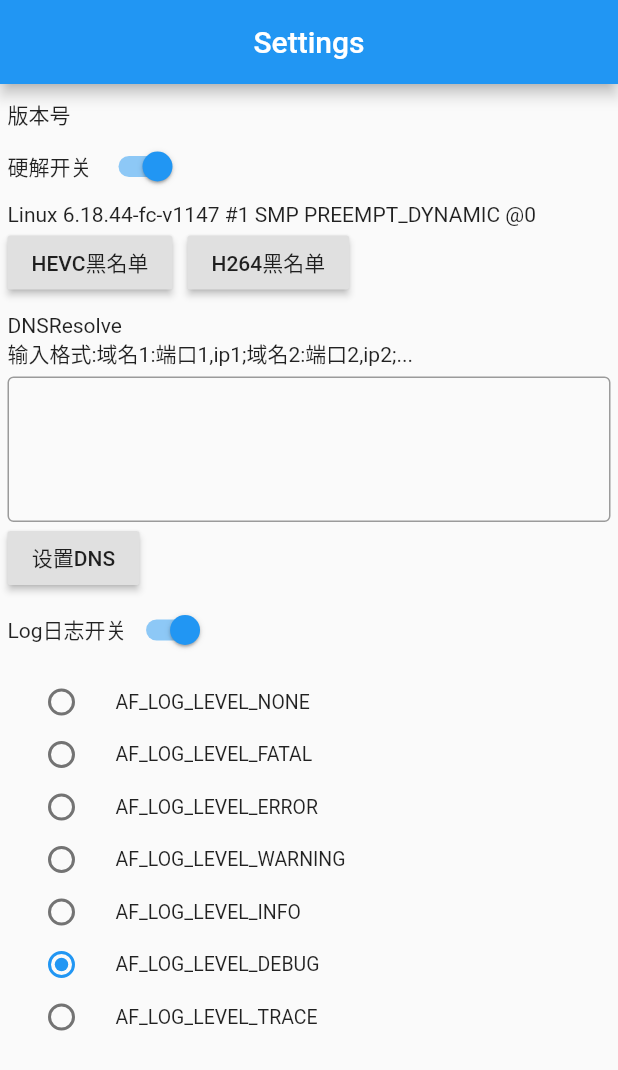
After one commit to GeekTR/flutter_aliplayer, a Flutter app: the screen it shows after launch, after a tap on the "settings" icon, on a phone screen of 412 x 824 dp. The commit adds this screen. Shown: the top 1070 px of the screen. Run offline on Flutter 3.47's test engine with Material 2 defaults, Android fonts, the phone set to English and light mode, and no system bars; our stand-ins replace dio; missing offline and left inert: qrcode_reader.

Commit message:
feat:add Setting page

```diff
--- a/example/lib/page/home_page.dart
+++ b/example/lib/page/home_page.dart
@@ -2,6 +2,7 @@ import 'package:flutter/material.dart';
 import 'package:flutter_aliplayer_example/common/common_utils.dart';
 import 'package:flutter_aliplayer_example/page/auth_page.dart';
 import 'package:flutter_aliplayer_example/page/mps_page.dart';
+import 'package:flutter_aliplayer_example/page/setting_page.dart';
 import 'package:flutter_aliplayer_example/page/sts_page.dart';
 import 'package:flutter_aliplayer_example/page/url_page.dart';
 
@@ -29,6 +30,12 @@ class _MyAppState extends State<HomePage> {
     return Scaffold(
       appBar: AppBar(
         title: const Text('Plugin for aliplayer'),
+        actions: [
+          IconButton(
+            icon: Icon(Icons.settings),
+            onPressed: () => CommomUtils.pushPage(context, SettingPage()),
+          ),
+        ],
       ),
       body: ListView.builder(
         padding: EdgeInsets.all(8.0),
--- /dev/null
+++ b/example/lib/page/setting_page.dart
@@ -0,0 +1,253 @@
+import 'dart:io';
+
+import 'package:flutter/material.dart';
+
+class SettingPage extends StatelessWidget {
+  @override
+  Widget build(BuildContext context) {
+    return MaterialApp(
+      home: SettingHomePage(),
+    );
+  }
+}
+
+class SettingHomePage extends StatefulWidget {
+  @override
+  _SettingHomePageState createState() => _SettingHomePageState();
+}
+
+class _SettingHomePageState extends State<SettingHomePage> {
+  TextEditingController _dnsTextEditingController = TextEditingController();
+  int _currentLogIndex = 5;
+  bool _enableLog = true;
+  bool _enableHardwareDecoder = true;
+
+  @override
+  void initState() {
+    super.initState();
+  }
+
+  @override
+  Widget build(BuildContext context) {
+    return MaterialApp(
+      home: Scaffold(
+        resizeToAvoidBottomPadding: false,
+        appBar: AppBar(
+          title: Text("Settings"),
+          centerTitle: true,
+        ),
+        body: SingleChildScrollView(
+          padding: const EdgeInsets.only(
+              left: 5.0, top: 10.0, right: 5.0, bottom: 10.0),
+          child: Column(
+            crossAxisAlignment: CrossAxisAlignment.start,
+            children: [
+              //VersionCode
+              Text("版本号"),
+
+              //硬解开关
+              Row(
+                mainAxisSize: MainAxisSize.min,
+                children: [
+                  Text("硬解开关"),
+                  SizedBox(
+                    width: 5.0,
+                  ),
+                  Switch(
+                      value: _enableHardwareDecoder,
+                      onChanged: (value) {
+                        setState(() {
+                          _enableHardwareDecoder = value;
+                        });
+                      }),
+                ],
+              ),
+
+              //黑名单,Android显示，iOS不显示
+              Text(Platform.operatingSystemVersion),
+              _blackListForAndroid(),
+
+              SizedBox(
+                height: 10.0,
+              ),
+
+              //DSResolve
+              _buildDNSResolve(),
+
+              //Log
+              Row(
+                children: [
+                  Text("Log日志开关"),
+                  Switch(
+                      value: _enableLog,
+                      onChanged: (value) {
+                        setState(() {
+                          _enableLog = value;
+                        });
+                      })
+                ],
+              ),
+              _buildLog(),
+            ],
+          ),
+        ),
+      ),
+    );
+  }
+
+  //黑名单
+  Widget _blackListForAndroid() {
+    if (Platform.isAndroid) {
+      return Row(
+        children: [
+          RaisedButton(
+            child: Text("HEVC黑名单"),
+            onPressed: () => print("h265黑名单"),
+          ),
+          SizedBox(
+            width: 10.0,
+          ),
+          RaisedButton(
+            child: Text("H264黑名单"),
+            onPressed: () => print("h264黑名单"),
+          ),
+        ],
+      );
+    } else {
+      return SizedBox();
+    }
+  }
+
+  //DNS
+  Widget _buildDNSResolve() {
+    return Column(
+      crossAxisAlignment: CrossAxisAlignment.start,
+      children: [
+        Text("DNSResolve"),
+        Text("输入格式:域名1:端口1,ip1;域名2:端口2,ip2;..."),
+        SizedBox(
+          height: 5.0,
+        ),
+        TextField(
+          controller: _dnsTextEditingController,
+          keyboardType: TextInputType.multiline,
+          maxLines: 3,
+          decoration: InputDecoration(
+            border: OutlineInputBorder(),
+          ),
+        ),
+        RaisedButton(
+          child: Text("设置DNS"),
+          onPressed: () {
+            String dns = _dnsTextEditingController.text;
+            print("dns = $dns");
+          },
+        ),
+      ],
+    );
+  }
+
+  //Log
+  Widget _buildLog() {
+    if (_enableLog) {
+      return Column(
+        crossAxisAlignment: CrossAxisAlignment.start,
+        children: [
+          Container(
+            height: 35.0,
+            child: RadioListTile(
+                dense: true,
+                title: Text("AF_LOG_LEVEL_NONE"),
+                value: 0,
+                groupValue: _currentLogIndex,
+                onChanged: (value) {
+                  setState(() {
+                    _currentLogIndex = value;
+                  });
+                }),
+          ),
+          Container(
+            height: 35.0,
+            child: RadioListTile(
+                dense: true,
+                title: Text("AF_LOG_LEVEL_FATAL"),
+                value: 1,
+                groupValue: _currentLogIndex,
+                onChanged: (value) {
+                  setState(() {
+                    _currentLogIndex = value;
+                  });
+                }),
+          ),
+          Container(
+            height: 35.0,
+            child: RadioListTile(
+                dense: true,
+                title: Text("AF_LOG_LEVEL_ERROR"),
+                value: 2,
+                groupValue: _currentLogIndex,
+                onChanged: (value) {
+                  setState(() {
+                    _currentLogIndex = value;
+                  });
+                }),
+          ),
+          Container(
+            height: 35.0,
+            child: RadioListTile(
+                dense: true,
+                title: Text("AF_LOG_LEVEL_WARNING"),
+                value: 3,
+                groupValue: _currentLogIndex,
+                onChanged: (value) {
+                  setState(() {
+                    _currentLogIndex = value;
+                  });
+                }),
+          ),
+          Container(
+            height: 35.0,
+            child: RadioListTile(
+                dense: true,
+                title: Text("AF_LOG_LEVEL_INFO"),
+                value: 4,
+                groupValue: _currentLogIndex,
+                onChanged: (value) {
+                  setState(() {
+                    _currentLogIndex = value;
+                  });
+                }),
+          ),
+          Container(
+            height: 35.0,
+            child: RadioListTile(
+                dense: true,
+                title: Text("AF_LOG_LEVEL_DEBUG"),
+                value: 5,
+                groupValue: _currentLogIndex,
+                onChanged: (value) {
+                  setState(() {
+                    _currentLogIndex = value;
+                  });
+                }),
+          ),
+          Container(
+            height: 35.0,
+            child: RadioListTile(
+                dense: true,
+                title: Text("AF_LOG_LEVEL_TRACE"),
+                value: 6,
+                groupValue: _currentLogIndex,
+                onChanged: (value) {
+                  setState(() {
+                    _currentLogIndex = value;
+                  });
+                }),
+          ),
+        ],
+      );
+    } else {
+      return Container();
+    }
+  }
+}
```
